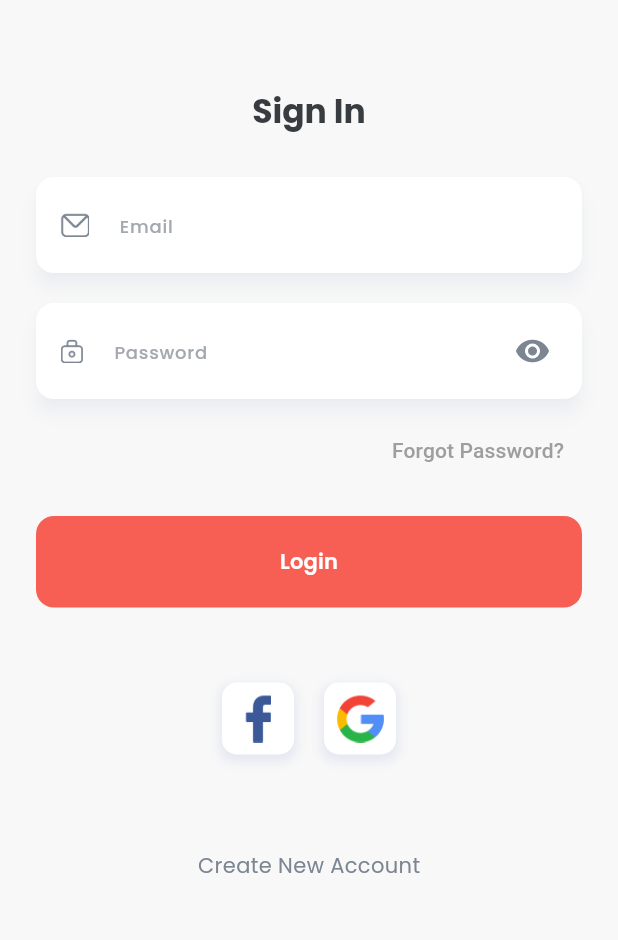
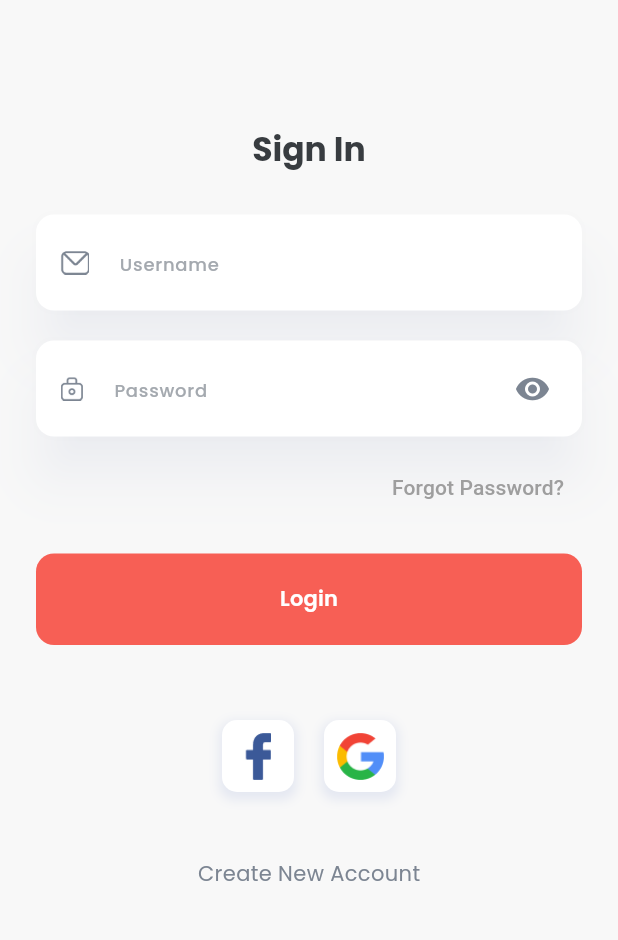
Before and after one commit to whoissharif/dokan, a Flutter app: the screen it shows after launch, on a phone screen of 412 x 824 dp, the part 270-1210 px from its top. Run offline on Flutter 3.47's test engine with Material 3 defaults, Android fonts, the phone set to English and light mode, and no system bars; our stand-ins replace cached_network_image, dartz, flutter_widget_from_html, fluttertoast, get, get_storage and 1 more.

Commit message:
login api integrated

```diff
--- a/lib/app/modules/authentication/views/login_view.dart
+++ b/lib/app/modules/authentication/views/login_view.dart
@@ -1,5 +1,8 @@
+import 'dart:developer';
+
 import 'package:dokan/app/modules/common/widgets/app_elevated_button.dart';
 import 'package:dokan/app/routes/app_pages.dart';
+import 'package:dokan/core/utils/input_validator.dart';
 import 'package:dokan/core/utils/size_extension.dart';
 import 'package:flutter/material.dart';
 import 'package:get/get.dart';
@@ -7,8 +10,17 @@ import '../../common/widgets/app_form_field.dart';
 import '../controllers/authentication_controller.dart';
 import 'widget/social_login_button.dart';
 
-class LoginView extends GetView<AuthenticationController> {
+class LoginView extends StatefulWidget {
   const LoginView({super.key});
+
+  @override
+  State<LoginView> createState() => _LoginViewState();
+}
+
+class _LoginViewState extends State<LoginView> {
+  final controller = Get.put(AuthenticationController());
+  final GlobalKey<FormState> _formKey = GlobalKey<FormState>();
+
   @override
   Widget build(BuildContext context) {
     final theme = Theme.of(context);
@@ -18,6 +30,8 @@ class LoginView extends GetView<AuthenticationController> {
         body: SingleChildScrollView(
           child: Padding(
             padding: const EdgeInsets.symmetric(horizontal: 24.0),
+            child: Form(
+              key: _formKey,
               child: Column(
                 mainAxisAlignment: MainAxisAlignment.center,
                 children: <Widget>[
@@ -26,21 +40,28 @@ class LoginView extends GetView<AuthenticationController> {
                     'assets/images/logo_full.png',
                     height: 80,
                   ),
-                60.hs,
+                  85.hs,
                   Text(
                     'Sign In',
-                  style: theme.textTheme.headlineMedium!.copyWith(fontSize: 22),
+                    style:
+                        theme.textTheme.headlineMedium!.copyWith(fontSize: 22),
                   ),
                   30.hs,
-                const AppFormField(
-                  hint: 'Email',
+                  AppFormField(
+                    controller: controller.usernameController,
+                    hint: 'Username',
                     leadingPath: 'assets/icons/mail.png',
+                    validator: (p0) => InputValidator.emptyFieldValidator(p0,
+                        lable: 'Username'),
                   ),
                   20.hs,
-                const AppFormField(
+                  AppFormField(
+                    controller: controller.passwordController,
                     hint: 'Password',
                     leadingPath: 'assets/icons/lock.png',
                     isPassword: true,
+                    validator: (p0) => InputValidator.emptyFieldValidator(p0,
+                        lable: 'Password'),
                   ),
                   10.hs,
                   Align(
@@ -54,11 +75,20 @@ class LoginView extends GetView<AuthenticationController> {
                     ),
                   ),
                   20.hs,
-                AppElevatedButton(
+                  Obx(
+                    () => AppElevatedButton(
                       text: 'Login',
-                  onTap: () {
-                    Get.toNamed(Routes.BOTTOM_NAV);
+                      onTap: () async {
+                        final form = _formKey.currentState;
+                        if (form != null && form.validate()) {
+                          await controller.signIn();
+                          log('Form is valid');
+                        } else {
+                          log('Form is not valid');
+                        }
                       },
+                      isLoading: controller.isLoading.value,
+                    ),
                   ),
                   50.hs,
                   Row(
@@ -75,7 +105,7 @@ class LoginView extends GetView<AuthenticationController> {
                       ),
                     ],
                   ),
-                50.hs,
+                  30.hs,
                   TextButton(
                     onPressed: () {
                       Get.toNamed(Routes.REGISTRATION);
@@ -90,6 +120,7 @@ class LoginView extends GetView<AuthenticationController> {
             ),
           ),
         ),
+      ),
     );
   }
 }
--- a/lib/app/modules/common/widgets/app_elevated_button.dart
+++ b/lib/app/modules/common/widgets/app_elevated_button.dart
@@ -38,6 +38,7 @@ class AppElevatedButton extends StatelessWidget {
                   width: 24,
                   child: CircularProgressIndicator(
                     strokeWidth: 2,
+                    color: Colors.white,
                   ),
                 )
               : Text(
--- a/lib/app/modules/common/widgets/app_form_field.dart
+++ b/lib/app/modules/common/widgets/app_form_field.dart
@@ -1,5 +1,4 @@
 import 'package:flutter/material.dart';
-
 import '../../../../theme/app_color.dart';
 
 class AppFormField extends StatefulWidget {
@@ -26,17 +25,21 @@ class AppFormField extends StatefulWidget {
 
 class _AppFormFieldState extends State<AppFormField> {
   bool obscureText = true;
+
   @override
   Widget build(BuildContext context) {
     return Material(
-      elevation: 5,
+      elevation: 15,
       shadowColor: AppColors.shadowColor,
-      color: Colors.white,
+      color: Colors.transparent,
       borderRadius: BorderRadius.circular(12),
-      child: TextField(
-        // controller: _emailController,
-        obscureText: widget.isPassword == true && obscureText ? true : false,
+      child: TextFormField(
+        validator: widget.validator,
+        controller: widget.controller,
+        obscureText: widget.isPassword == true && obscureText,
         decoration: InputDecoration(
+          filled: true,
+          fillColor: Colors.white,
           prefixIcon: Padding(
             padding: const EdgeInsets.all(16.0),
             child: Image.asset(
@@ -65,9 +68,13 @@ class _AppFormFieldState extends State<AppFormField> {
               : const SizedBox(),
           hintText: widget.hint,
           hintStyle: Theme.of(context).textTheme.labelMedium,
-          border: InputBorder.none,
+          border: OutlineInputBorder(
+            borderRadius: BorderRadius.circular(12),
+            borderSide: BorderSide.none,
+          ),
           contentPadding: const EdgeInsets.all(20),
         ),
+        keyboardType: widget.keyboardType,
       ),
     );
   }
--- a/lib/app/routes/app_pages.dart
+++ b/lib/app/routes/app_pages.dart
@@ -25,7 +25,7 @@ class AppPages {
     ),
     GetPage(
       name: _Paths.LOGIN,
-      page: () => const LoginView(),
+      page: () => LoginView(),
       binding: AuthenticationBinding(),
     ),
     GetPage(
--- /dev/null
+++ b/lib/core/utils/app_urls.dart
@@ -0,0 +1,4 @@
+class AppUrls{
+  static const login = 'https://apptest.dokandemo.com/wp-json/jwt-auth/v1/token';
+  static const register = 'https://apptest.dokandemo.com/wp-json/wp/v2/users/register';
+}
--- a/pubspec.yaml
+++ b/pubspec.yaml
@@ -12,6 +12,11 @@ dependencies:
     sdk: flutter
   google_fonts: ^6.2.1
   cached_network_image: ^3.3.1
+  fluttertoast: ^8.2.6
+  get_storage: ^2.1.1
+  dartz: ^0.10.1
+  http: ^1.2.1
+  flutter_widget_from_html: ^0.15.0
 
 dev_dependencies:
   flutter_lints: ^3.0.0
```
Also changed, not shown: lib/app/modules/authentication/controllers/authentication_controller.dart (+25 -12 lines), lib/app/modules/authentication/repository/auth_repository.dart (added, +87 -0 lines), lib/core/clients/api_client.dart (added, +26 -0 lines), lib/core/utils/app_error.dart (added, +9 -0 lines), lib/core/utils/input_validator.dart (added, +8 -0 lines), pubspec.lock, 5 other files. Lines whose indentation alone changed are shown as unchanged.
